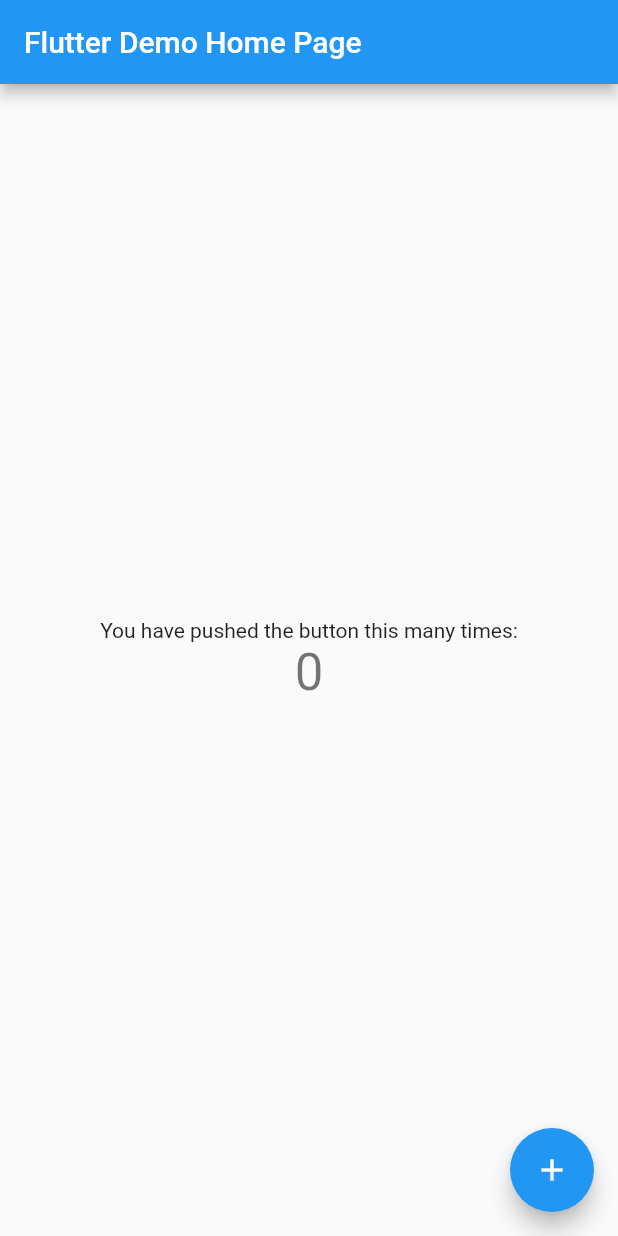
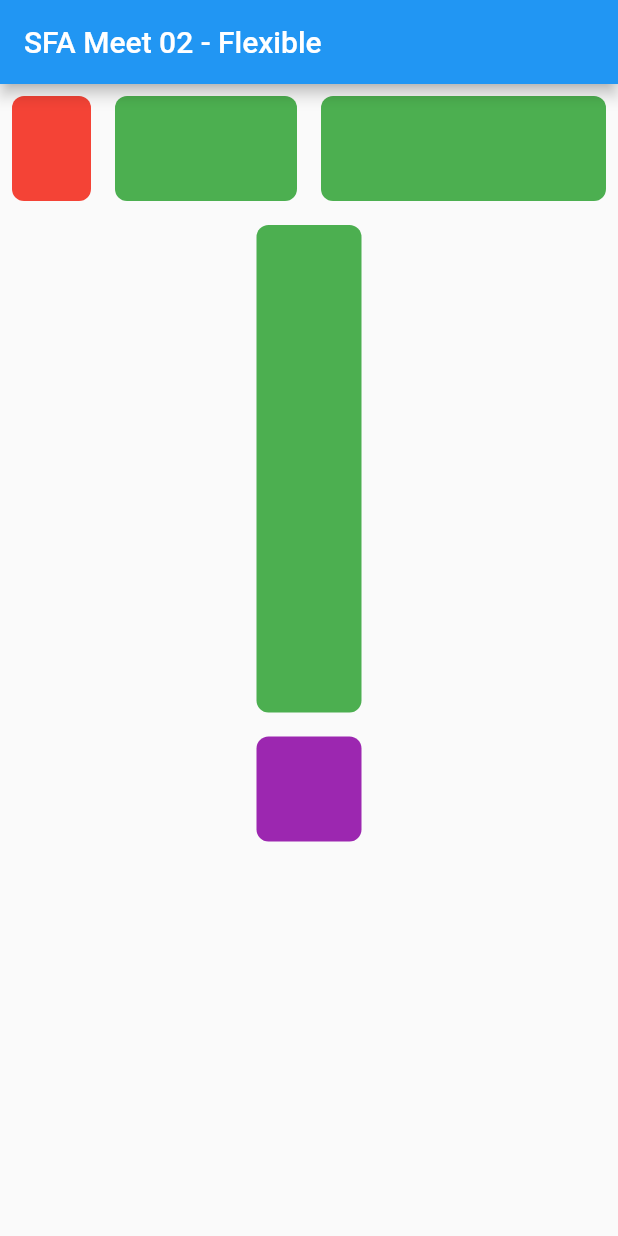
Before and after one commit to mwiwids/newflutter, a Flutter app: the screen it shows after launch, on a phone screen of 412 x 824 dp. Run offline on Flutter 3.47's test engine with Material 2 defaults, Android fonts, the light colour scheme and no system bars.

Commit message:
Flexible

```diff
--- a/lib/main.dart
+++ b/lib/main.dart
@@ -1,3 +1,4 @@
+import 'package:flutter/cupertino.dart';
 import 'package:flutter/material.dart';
 
 void main() {
@@ -5,109 +6,99 @@
 }
 
 class MyApp extends StatelessWidget {
-  // This widget is the root of your application.
   @override
   Widget build(BuildContext context) {
     return MaterialApp(
-      title: 'Flutter Demo',
-      theme: ThemeData(
-        // This is the theme of your application.
-        //
-        // Try running your application with "flutter run". You'll see the
-        // application has a blue toolbar. Then, without quitting the app, try
-        // changing the primarySwatch below to Colors.green and then invoke
-        // "hot reload" (press "r" in the console where you ran "flutter run",
-        // or simply save your changes to "hot reload" in a Flutter IDE).
-        // Notice that the counter didn't reset back to zero; the application
-        // is not restarted.
-        primarySwatch: Colors.blue,
+      home: Scaffold(
+        appBar: AppBar(title: Text("SFA Meet 02 - Flexible")),
+        body: FlexiblePage(),
       ),
-      home: MyHomePage(title: 'Flutter Demo Home Page'),
     );
   }
 }
 
-class MyHomePage extends StatefulWidget {
-  MyHomePage({Key? key, required this.title}) : super(key: key);
-
-  // This widget is the home page of your application. It is stateful, meaning
-  // that it has a State object (defined below) that contains fields that affect
-  // how it looks.
-
-  // This class is the configuration for the state. It holds the values (in this
-  // case the title) provided by the parent (in this case the App widget) and
-  // used by the build method of the State. Fields in a Widget subclass are
-  // always marked "final".
-
-  final String title;
+class FlexiblePage extends StatefulWidget {
+  const FlexiblePage({Key? key}) : super(key: key);
 
   @override
-  _MyHomePageState createState() => _MyHomePageState();
+  _FlexiblePageState createState() => _FlexiblePageState();
 }
 
-class _MyHomePageState extends State<MyHomePage> {
-  int _counter = 0;
-
-  void _incrementCounter() {
-    setState(() {
-      // This call to setState tells the Flutter framework that something has
-      // changed in this State, which causes it to rerun the build method below
-      // so that the display can reflect the updated values. If we changed
-      // _counter without calling setState(), then the build method would not be
-      // called again, and so nothing would appear to happen.
-      _counter++;
-    });
-  }
-
+class _FlexiblePageState extends State<FlexiblePage> {
   @override
   Widget build(BuildContext context) {
-    // This method is rerun every time setState is called, for instance as done
-    // by the _incrementCounter method above.
-    //
-    // The Flutter framework has been optimized to make rerunning build methods
-    // fast, so that you can just rebuild anything that needs updating rather
-    // than having to individually change instances of widgets.
-    return Scaffold(
-      appBar: AppBar(
-        // Here we take the value from the MyHomePage object that was created by
-        // the App.build method, and use it to set our appbar title.
-        title: Text(widget.title),
+    return Container(
+      child: Column(
+        children: [
+          Row(
+            children: [
+              Flexible(
+                child: Container(
+                  decoration: BoxDecoration(
+                    borderRadius: BorderRadius.all(Radius.circular(8)),
+                    color: Colors.red,
+                  ),
+                  margin: EdgeInsets.all(8),
+                  padding: EdgeInsets.all(5),
+                  height: 70,
+                ),
+              ),
+              Flexible(
+                flex: 2,
+                child: Container(
+                  decoration: BoxDecoration(
+                    borderRadius: BorderRadius.all(Radius.circular(8)),
+                    color: Colors.green,
+                  ),
+                  margin: EdgeInsets.all(8),
+                  padding: EdgeInsets.all(5),
+                  height: 70,
+                ),
+              ),
+              Flexible(
+                flex: 3,
+                child: Container(
+                  decoration: BoxDecoration(
+                    borderRadius: BorderRadius.all(Radius.circular(8)),
+                    color: Colors.green,
+                  ),
+                  margin: EdgeInsets.all(8),
+                  padding: EdgeInsets.all(5),
+                  height: 70,
+                ),
+              ),
+            ],
+          ),
+          Flexible(
+            // mengisi full space yang ada
+            // karena column, mengabaikkan height yang di set
+            fit: FlexFit.tight,
+            child: Container(
+              decoration: BoxDecoration(
+                borderRadius: BorderRadius.all(Radius.circular(8)),
+                color: Colors.green,
+              ),
+              margin: EdgeInsets.all(8),
+              padding: EdgeInsets.all(5),
+              height: 70,
+              width: 70,
+            ),
+          ),
+          Flexible(
+            fit: FlexFit.loose,
+            child: Container(
+              decoration: BoxDecoration(
+                borderRadius: BorderRadius.all(Radius.circular(8)),
+                color: Colors.purple,
+              ),
+              margin: EdgeInsets.all(8),
+              padding: EdgeInsets.all(5),
+              height: 70,
+              width: 70,
+            ),
+          ),
+        ],
       ),
-      body: Center(
-        // Center is a layout widget. It takes a single child and positions it
-        // in the middle of the parent.
-        child: Column(
-          // Column is also a layout widget. It takes a list of children and
-          // arranges them vertically. By default, it sizes itself to fit its
-          // children horizontally, and tries to be as tall as its parent.
-          //
-          // Invoke "debug painting" (press "p" in the console, choose the
-          // "Toggle Debug Paint" action from the Flutter Inspector in Android
-          // Studio, or the "Toggle Debug Paint" command in Visual Studio Code)
-          // to see the wireframe for each widget.
-          //
-          // Column has various properties to control how it sizes itself and
-          // how it positions its children. Here we use mainAxisAlignment to
-          // center the children vertically; the main axis here is the vertical
-          // axis because Columns are vertical (the cross axis would be
-          // horizontal).
-          mainAxisAlignment: MainAxisAlignment.center,
-          children: <Widget>[
-            Text(
-              'You have pushed the button this many times:',
-            ),
-            Text(
-              '$_counter',
-              style: Theme.of(context).textTheme.headline4,
-            ),
-          ],
-        ),
-      ),
-      floatingActionButton: FloatingActionButton(
-        onPressed: _incrementCounter,
-        tooltip: 'Increment',
-        child: Icon(Icons.add),
-      ), // This trailing comma makes auto-formatting nicer for build methods.
     );
   }
 }
```
